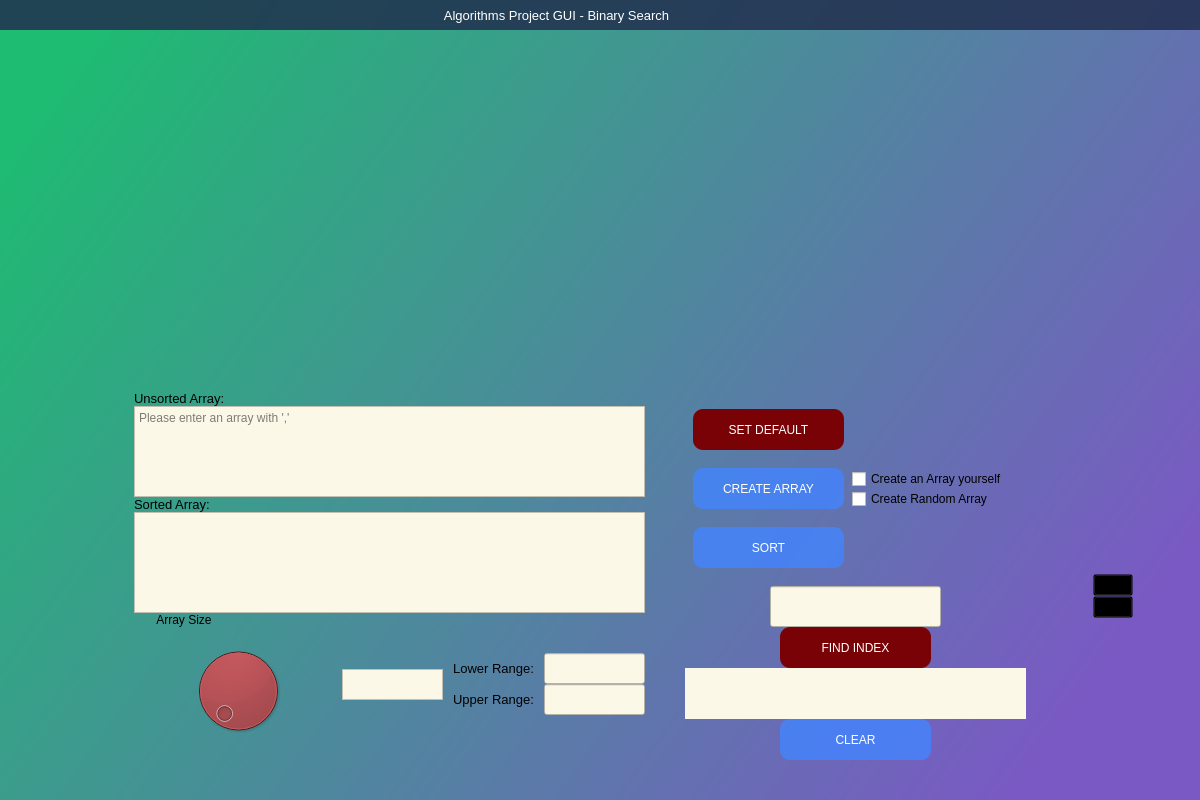
Old version of the form qt_designer_ozan/binary_search_uiqt.ui in the repository ozan-git/Sorting-Algorithms-Visualisation.
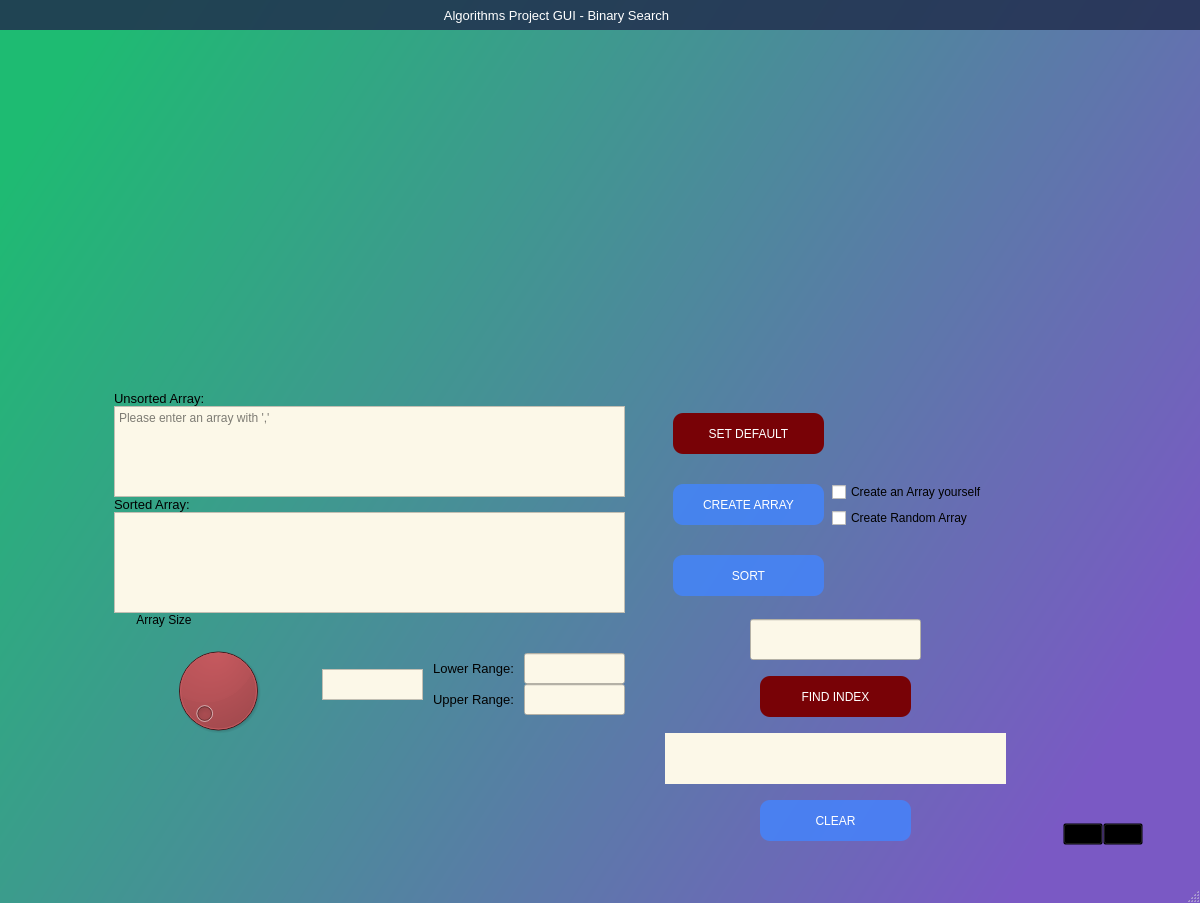
New version of the form. Icons and pictures are not drawn. Custom widgets are drawn as their Qt base class.

```diff
--- a/qt_designer_ozan/binary_search_uiqt.ui
+++ b/qt_designer_ozan/binary_search_uiqt.ui
@@ -7,13 +7,13 @@
     <x>0</x>
     <y>0</y>
     <width>1200</width>
-    <height>800</height>
+    <height>903</height>
    </rect>
   </property>
   <property name="minimumSize">
    <size>
     <width>1200</width>
-    <height>800</height>
+    <height>880</height>
    </size>
   </property>
   <property name="maximumSize">
@@ -858,6 +858,9 @@
                <layout class="QHBoxLayout" name="horizontalLayout_7">
                 <item>
                  <layout class="QVBoxLayout" name="verticalLayout_11">
+                  <property name="spacing">
+                   <number>8</number>
+                  </property>
                   <item>
                    <widget class="QPushButton" name="set_default_values">
                     <property name="minimumSize">
@@ -976,6 +979,9 @@
                   </item>
                   <item>
                    <layout class="QVBoxLayout" name="verticalLayout_6">
+                    <property name="spacing">
+                     <number>6</number>
+                    </property>
                     <item>
                      <widget class="QCheckBox" name="checkBox_2">
                       <property name="minimumSize">
@@ -1046,6 +1052,9 @@
               </item>
               <item>
                <layout class="QVBoxLayout" name="verticalLayout_13">
+                <property name="spacing">
+                 <number>16</number>
+                </property>
                 <item>
                  <layout class="QHBoxLayout" name="horizontalLayout_8">
                   <item>
@@ -1288,6 +1297,9 @@
           </item>
           <item>
            <layout class="QVBoxLayout" name="verticalLayout">
+            <property name="bottomMargin">
+             <number>36</number>
+            </property>
             <item>
              <spacer name="verticalSpacer_7">
               <property name="orientation">
@@ -1302,6 +1314,8 @@
              </spacer>
             </item>
             <item>
+             <layout class="QHBoxLayout" name="horizontalLayout_13">
+              <item>
              <widget class="QPushButton" name="mic_btn">
               <property name="styleSheet">
                <string notr="true">#mic_btn{background-color: rgba(0,0,0,0);}
@@ -1325,8 +1339,6 @@
              </widget>
             </item>
             <item>
-             <layout class="QHBoxLayout" name="horizontalLayout_13">
-              <item>
                <widget class="QPushButton" name="back_btn">
                 <property name="toolTip">
                  <string>Back to Menu</string>
@@ -1354,19 +1366,6 @@
               </item>
              </layout>
             </item>
-            <item>
-             <spacer name="verticalSpacer_13">
-              <property name="orientation">
-               <enum>Qt::Vertical</enum>
-              </property>
-              <property name="sizeHint" stdset="0">
-               <size>
-                <width>20</width>
-                <height>40</height>
-               </size>
-              </property>
-             </spacer>
-            </item>
            </layout>
           </item>
           <item>
@@ -1390,6 +1389,7 @@
     </item>
    </layout>
   </widget>
+  <widget class="QStatusBar" name="statusBar"/>
  </widget>
  <customwidgets>
   <customwidget>
```
Lines whose indentation alone changed are shown as unchanged.
